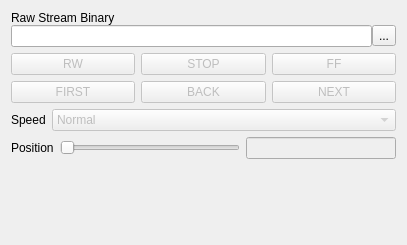
Qt form kame/forms/recordreaderform.ui (northriv/KAME) before a commit.
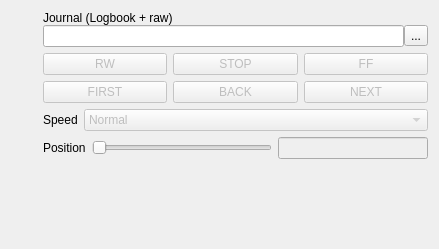
The same form after that commit.

Commit message: ui: two labels that say what the thing is

```diff
--- a/kame/forms/recordreaderform.ui
+++ b/kame/forms/recordreaderform.ui
@@ -9,8 +9,8 @@
    <rect>
     <x>0</x>
     <y>0</y>
-    <width>278</width>
-    <height>245</height>
+    <width>439</width>
+    <height>249</height>
    </rect>
   </property>
   <property name="sizePolicy">
@@ -54,7 +54,7 @@
          <item>
           <widget class="QLabel" name="textLabel1_">
            <property name="text">
-            <string>Raw Stream Binary</string>
+            <string>Journal (Logbook + raw)</string>
            </property>
            <property name="wordWrap">
             <bool>false</bool>
@@ -295,21 +295,21 @@
          </item>
          <item>
           <widget class="QSlider" name="m_slPos">
+           <property name="sizePolicy">
+            <sizepolicy hsizetype="Preferred" vsizetype="Fixed">
+             <horstretch>0</horstretch>
+             <verstretch>0</verstretch>
+            </sizepolicy>
+           </property>
+           <property name="minimumSize">
+            <size>
+             <width>180</width>
+             <height>0</height>
+            </size>
+           </property>
            <property name="toolTip">
             <string>Where in the file the next record is, as a fraction of its size. Drag to go somewhere else; the reader lands on the first whole record after the point you let go.</string>
            </property>
-           <property name="sizePolicy">
-            <sizepolicy hsizetype="Expanding" vsizetype="Fixed">
-             <horstretch>0</horstretch>
-             <verstretch>0</verstretch>
-            </sizepolicy>
-           </property>
-           <property name="minimumSize">
-            <size>
-             <width>180</width>
-             <height>0</height>
-            </size>
-           </property>
            <property name="maximum">
             <number>1000</number>
            </property>
@@ -327,7 +327,7 @@
             <bool>false</bool>
            </property>
            <property name="sizePolicy">
-            <sizepolicy hsizetype="Preferred" vsizetype="Fixed">
+            <sizepolicy hsizetype="Expanding" vsizetype="Fixed">
              <horstretch>0</horstretch>
              <verstretch>0</verstretch>
             </sizepolicy>
```
Left out of the diff: 16 changed lines with no effect on the pictures. The commit also changes 1 other file.
